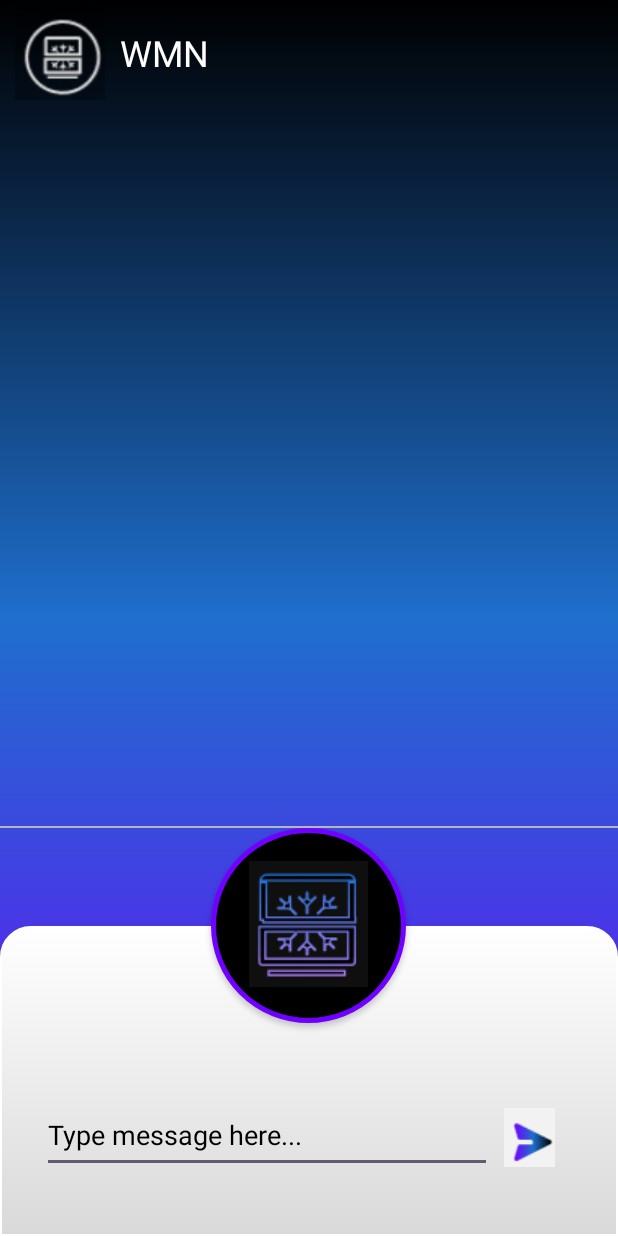
After one commit to TeamDanSok/WMNClient-Android-, an Android app: the layout activity_chat.xml on its own in the app's theme, with its tools: preview values and no code run, on a phone screen of 412 x 824 dp. The commit adds this screen. Run offline under Robolectric (Android 15) with nearby library versions, the light colour scheme and no system bars.

Commit message:
채팅 레이아웃

```diff
--- /dev/null
+++ b/app/src/main/res/drawable/bot_chat_background.xml
@@ -0,0 +1,5 @@
+<?xml version="1.0" encoding="utf-8"?>
+<shape xmlns:android="http://schemas.android.com/apk/res/android">
+    <solid android:color="#7401FE"/>
+    <corners android:radius="15dp"/>
+</shape>
--- /dev/null
+++ b/app/src/main/res/drawable/user_chat_background.xml
@@ -0,0 +1,5 @@
+<?xml version="1.0" encoding="utf-8"?>
+<shape xmlns:android="http://schemas.android.com/apk/res/android">
+    <solid android:color="#FFFFFF"/>
+    <corners android:radius="15dp"/>
+</shape>
--- /dev/null
+++ b/app/src/main/res/layout/activity_chat.xml
@@ -0,0 +1,146 @@
+<?xml version="1.0" encoding="utf-8"?>
+<androidx.constraintlayout.widget.ConstraintLayout xmlns:android="http://schemas.android.com/apk/res/android"
+    xmlns:app="http://schemas.android.com/apk/res-auto"
+    xmlns:tools="http://schemas.android.com/tools"
+    android:id="@+id/background"
+    android:layout_width="match_parent"
+    android:layout_height="match_parent"
+    android:background="@drawable/mainback">
+
+    <LinearLayout
+        android:id="@+id/title_tab_ll"
+        android:layout_width="match_parent"
+        android:layout_height="70dp"
+        android:layout_gravity="center_vertical"
+        android:orientation="horizontal"
+        app:layout_constraintTop_toTopOf="parent">
+
+        <ImageView
+            android:id="@+id/logo"
+            android:layout_width="60dp"
+            android:layout_height="match_parent"
+            android:layout_marginHorizontal="10dp"
+            app:srcCompat="@drawable/logo" />
+
+        <TextView
+            android:id="@+id/chat_title_tv"
+            android:layout_width="wrap_content"
+            android:layout_height="match_parent"
+            android:gravity="center_vertical"
+            android:textSize="24sp"
+            android:textColor="@color/white"
+            android:text="WMN" />
+    </LinearLayout>
+
+
+    <androidx.constraintlayout.widget.ConstraintLayout
+        android:id="@+id/divider_left"
+        android:layout_width="0dp"
+        android:layout_height="1dp"
+        android:layout_marginEnd="10dp"
+        android:layout_marginRight="10dp"
+        app:layout_constraintBottom_toBottomOf="@+id/title_tab_ll"
+        app:layout_constraintEnd_toStartOf="@+id/title_tab_ll"
+        app:layout_constraintStart_toStartOf="parent"
+        app:layout_constraintTop_toTopOf="@+id/title_tab_ll">
+    </androidx.constraintlayout.widget.ConstraintLayout>
+
+    <androidx.constraintlayout.widget.ConstraintLayout
+        android:id="@+id/divider_right"
+        android:layout_width="0dp"
+        android:layout_height="1dp"
+        android:layout_marginStart="10dp"
+        android:layout_marginLeft="10dp"
+        app:layout_constraintBottom_toBottomOf="@+id/title_tab_ll"
+        app:layout_constraintEnd_toEndOf="parent"
+        app:layout_constraintStart_toEndOf="@+id/title_tab_ll"
+        app:layout_constraintTop_toTopOf="@+id/title_tab_ll">
+    </androidx.constraintlayout.widget.ConstraintLayout>
+
+    <FrameLayout
+        android:id="@+id/chat_field_fl"
+        android:layout_width="match_parent"
+        android:layout_height="272dp"
+        app:layout_constraintBottom_toBottomOf="parent">
+
+        <FrameLayout
+            android:id="@+id/chat_moveScreen"
+            android:layout_marginTop="65dp"
+            android:background="@drawable/whiteback"
+            android:layout_width="match_parent"
+            android:layout_height="match_parent" />
+
+        <LinearLayout
+            android:layout_width="match_parent"
+            android:layout_height="wrap_content"
+            android:orientation="vertical">
+
+            <android.widget.Button
+                android:id="@+id/chat_mic"
+                android:layout_width="130dp"
+                android:layout_height="130dp"
+                android:layout_gravity="center_horizontal"
+                android:background="@drawable/micbutton"
+                android:drawableTop="@drawable/biglogo"
+                android:padding="22dp"
+                android:contentDescription="마이크버튼"
+                />
+
+
+            <LinearLayout
+                android:layout_width="wrap_content"
+                android:layout_height="wrap_content"
+                android:layout_gravity="center_horizontal"
+                android:layout_marginTop="50dp"
+                android:orientation="horizontal">
+
+                <EditText
+                    android:id="@+id/chat_message"
+                    android:layout_width="300dp"
+                    android:layout_height="50dp"
+                    android:hint="Type message here..."
+                    android:inputType="text"
+                    android:textColorHint="@color/black" />
+
+                <Button
+                    android:id="@+id/chat_sendButton"
+                    android:layout_width="50dp"
+                    android:layout_height="50dp"
+                    android:layout_marginEnd="5dp"
+                    android:background="#00000000"
+                    android:drawableBottom="@drawable/send"
+                    android:contentDescription="전송버튼"
+                    />
+
+            </LinearLayout>
+        </LinearLayout>
+    </FrameLayout>
+
+    <androidx.constraintlayout.widget.ConstraintLayout
+        android:id="@+id/divider_bottom"
+        android:layout_width="0dp"
+        android:layout_height="1dp"
+        android:background="#B6B6B6"
+        app:layout_constraintBottom_toTopOf="@+id/chat_field_fl"
+        app:layout_constraintEnd_toEndOf="parent"
+        app:layout_constraintStart_toStartOf="parent">
+    </androidx.constraintlayout.widget.ConstraintLayout>
+
+    <androidx.recyclerview.widget.RecyclerView
+        android:id="@+id/recycler_messages"
+        android:layout_width="match_parent"
+        android:layout_height="0dp"
+        android:layout_marginStart="20dp"
+        android:layout_marginTop="20dp"
+        android:layout_marginEnd="20dp"
+        android:layout_marginBottom="20dp"
+        app:layout_constraintBottom_toTopOf="@+id/chat_field_fl"
+        app:layout_constraintEnd_toEndOf="parent"
+        app:layout_constraintStart_toStartOf="parent"
+        app:layout_constraintTop_toBottomOf="@+id/title_tab_ll"
+        />
+
+    <!--tools:listitem="@layout/list_talk_item_user"-->
+
+
+</androidx.constraintlayout.widget.ConstraintLayout>
--- a/app/src/main/res/values/colors.xml
+++ b/app/src/main/res/values/colors.xml
@@ -3,4 +3,7 @@
     <color name="black">#FF000000</color>
     <color name="white">#FFFFFFFF</color>
     <color name="gray">#D9D9D9</color>
+    <color name="chat_bgr">#1E1E1E</color>
+    <color name="user_chat_font_color">#000000</color>
+    <color name="bot_chat_font_color">#F2F2F2</color>
 </resources>
```
Also changed, not shown: app/src/main/res/layout/bot_chat_message.xml (added, +27 -0 lines), app/src/main/res/layout/user_chat_message.xml (added, +27 -0 lines), 3 other files.
